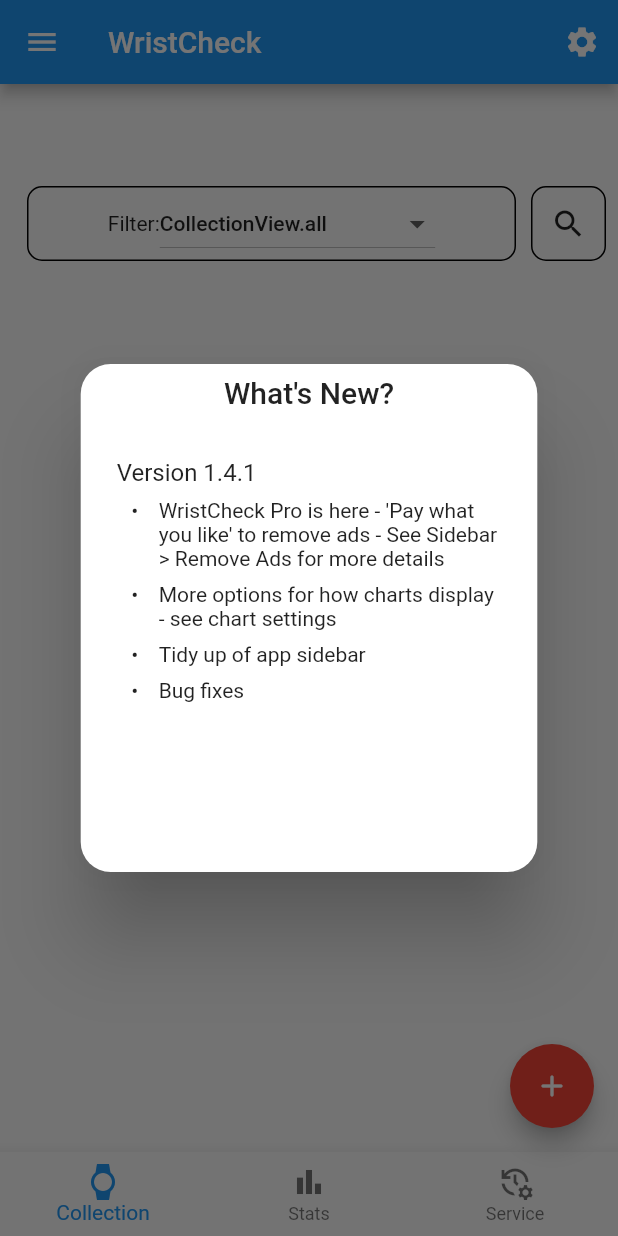
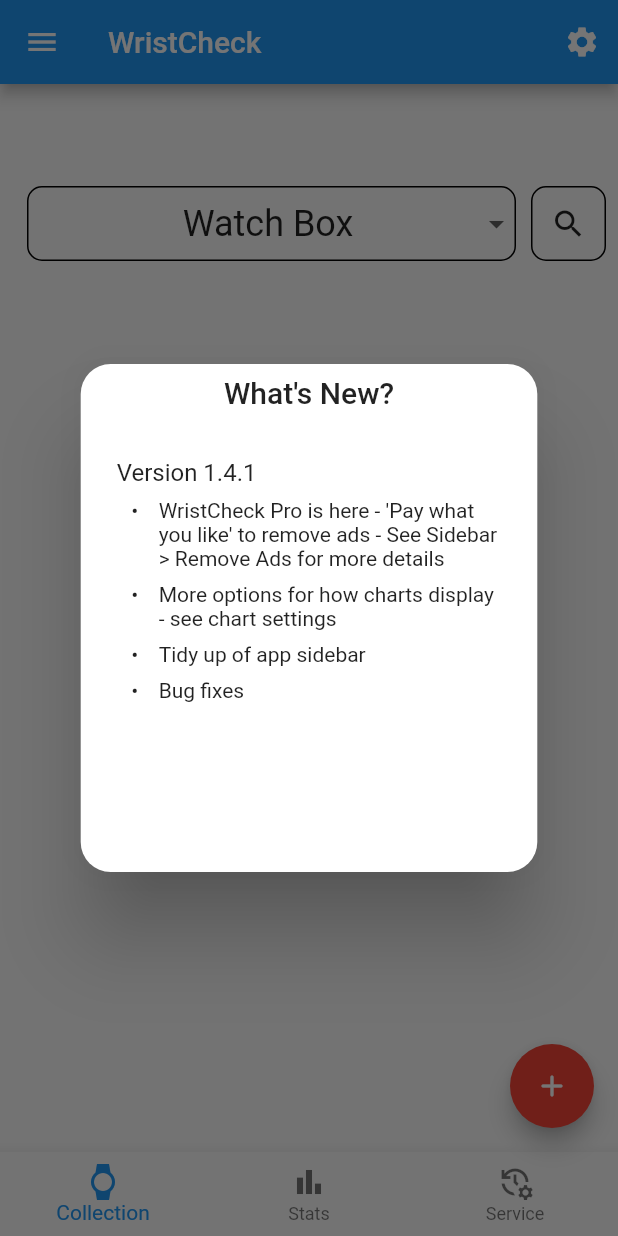
Before and after one commit to Stif-UK/WristCheck, a Flutter app: the screen it shows after launch, on a phone screen of 412 x 824 dp. Run offline on Flutter 3.47's test engine with Material 2 defaults, Android fonts, the phone set to English and light mode, and no system bars; drawn by our look-alikes of google_mobile_ads; our stand-ins replace file_picker, flutter_local_notifications, flutter_markdown, get, hive, hive_flutter and 10 more; missing offline and left inert: app_tracking_transparency, purchases_flutter; accounts and stored records are empty; network calls fail; statements that could not run were skipped.

Commit message:
tidied up header row

```diff
--- a/lib/ui/watchbox.dart
+++ b/lib/ui/watchbox.dart
@@ -13,6 +13,7 @@ import 'package:wristcheck/provider/adstate.dart';
 import 'package:wristcheck/ui/search_finder.dart';
 import 'package:wristcheck/ui/search_widget.dart';
 import 'package:wristcheck/util/ad_widget_helper.dart';
+import 'package:wristcheck/util/wristcheck_formatter.dart';
 
 class Watchbox extends StatefulWidget {
   Watchbox({Key? key}) : super(key: key);
@@ -81,10 +82,11 @@ class _WatchBoxState extends State<Watchbox> {
                         shape: BoxShape.rectangle,
                         borderRadius: const BorderRadius.all(Radius.circular(10))),
                     child: Row(
-                      mainAxisAlignment: MainAxisAlignment.center,
+                      mainAxisAlignment: MainAxisAlignment.end,
                       children: [
-                        Text("Filter:"),
-                        DropdownButton<CollectionView>(
+                        //Text("Filter: "),
+                        DropdownButtonHideUnderline(
+                          child: DropdownButton<CollectionView>(
                             items: items.map(buildMenuItem).toList(),
                             value: value,
                             onChanged: (value){
@@ -92,6 +94,7 @@ class _WatchBoxState extends State<Watchbox> {
                                 this.value = value;
                               });
                             },),
+                        ),
                       ],
                     ),
                   ),
@@ -124,9 +127,8 @@ class _WatchBoxState extends State<Watchbox> {
   DropdownMenuItem<CollectionView> buildMenuItem(CollectionView item) => DropdownMenuItem(
       value: item,
       child: Text(
-        item.toString(),
-        //TextHelper.getCategoryText(item),
-        style: Theme.of(context).textTheme.bodyLarge,
+        WristCheckFormatter.getCollectionText(item),
+        style: Theme.of(context).textTheme.headlineSmall,
       )
 
   );
--- a/lib/util/wristcheck_formatter.dart
+++ b/lib/util/wristcheck_formatter.dart
@@ -1,5 +1,7 @@
 import 'package:flutter/foundation.dart';
+import 'package:flutter/material.dart';
 import 'package:intl/intl.dart';
+import 'package:wristcheck/model/enums/collection_view.dart';
 
 class WristCheckFormatter{
 
@@ -15,4 +17,28 @@ class WristCheckFormatter{
 
   }
 
+  static String getCollectionText(CollectionView view){
+    String returnText = "";
+
+    switch (view) {
+      case CollectionView.all:
+        returnText = "Watch Box";
+        break;
+      case CollectionView.sold:
+        returnText = "Sold Watches";
+        break;
+      case CollectionView.wishlist:
+        returnText = "Wishlist";
+        break;
+      case CollectionView.favourites:
+        returnText = "Favourite Watches";
+        break;
+      case CollectionView.random:
+        returnText = "Random Watch";
+        break;
+    }
+
+    return returnText;
+  }
+
 }
```
Lines whose indentation alone changed are shown as unchanged.
